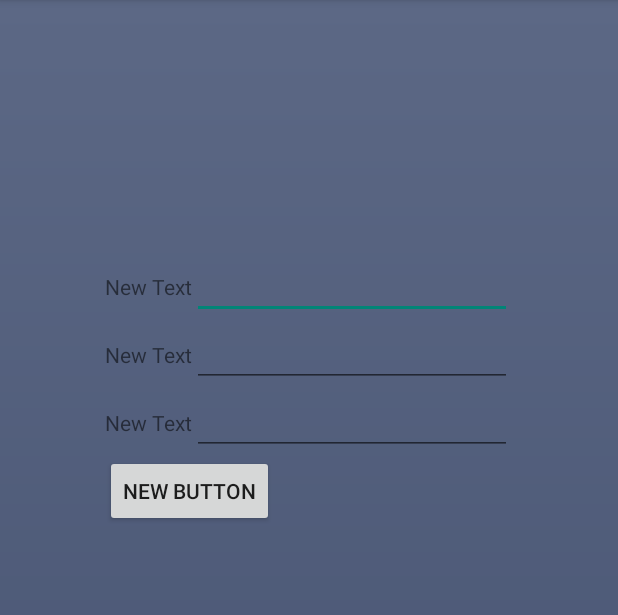
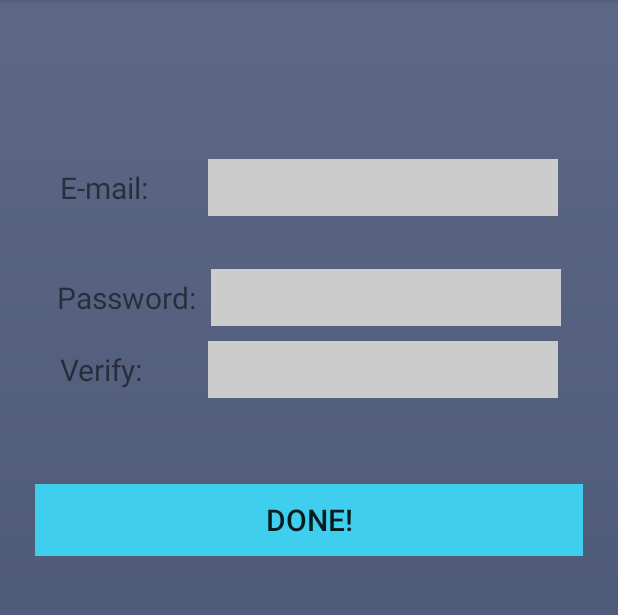
Before and after one commit to WhatDoApp/WhatDoApp, an Android app: the layout activity_registration.xml on its own in the app's theme, with its tools: preview values and no code run, on a phone screen of 412 x 824 dp, the part 84-699 px from its top. Run offline under Robolectric (Android 15) with nearby library versions, the phone set to English and light mode, and no system bars.

Commit message:
registration ui modeled 1

```diff
--- a/WhatDo/app/src/main/res/layout/activity_registration.xml
+++ b/WhatDo/app/src/main/res/layout/activity_registration.xml
@@ -13,7 +13,7 @@
         android:orientation="vertical"
         android:layout_width="wrap_content"
         android:layout_height="wrap_content"
-        android:layout_marginTop="151dp"
+        android:layout_marginTop="90dp"
         android:id="@+id/linearLayout"
         android:layout_alignParentTop="true"
         android:layout_centerHorizontal="true">
@@ -21,71 +21,106 @@
         <LinearLayout
             android:orientation="horizontal"
             android:layout_width="match_parent"
-            android:layout_height="match_parent">
+            android:layout_height="match_parent"
+            android:gravity="center"
+            android:paddingBottom="35dp">
 
             <TextView
                 android:layout_width="wrap_content"
                 android:layout_height="wrap_content"
-                android:text="New Text"
-                android:id="@+id/textView" />
+                android:text="E-mail:       "
+                android:id="@+id/textView"
+                android:textSize="20sp"
+                android:paddingRight="7dp" />
 
             <EditText
                 android:layout_width="wrap_content"
                 android:layout_height="wrap_content"
                 android:inputType="textEmailAddress"
                 android:ems="10"
-                android:id="@+id/editText2" />
+                android:id="@+id/editText2"
+                android:background="#fecdcdcd"
+                android:textSize="20sp"
+                android:paddingTop="5dp"
+                android:paddingBottom="5dp" />
 
         </LinearLayout>
 
         <LinearLayout
             android:orientation="horizontal"
             android:layout_width="match_parent"
-            android:layout_height="match_parent">
+            android:layout_height="match_parent"
+            android:gravity="center">
 
             <TextView
                 android:layout_width="wrap_content"
                 android:layout_height="wrap_content"
-                android:text="New Text"
-                android:id="@+id/textView2" />
+                android:text="Password: "
+                android:id="@+id/textView2"
+                android:textSize="20sp"
+                android:paddingRight="5dp" />
 
             <EditText
                 android:layout_width="wrap_content"
                 android:layout_height="wrap_content"
                 android:inputType="textPassword"
                 android:ems="10"
-                android:id="@+id/editText3" />
+                android:id="@+id/editText3"
+                android:background="#fecdcdcd"
+                android:textSize="20sp"
+                android:paddingTop="5dp"
+                android:paddingBottom="5dp" />
         </LinearLayout>
 
         <LinearLayout
             android:orientation="horizontal"
             android:layout_width="match_parent"
-            android:layout_height="match_parent">
+            android:layout_height="match_parent"
+            android:gravity="center"
+            android:paddingTop="10dp">
 
             <TextView
                 android:layout_width="wrap_content"
                 android:layout_height="wrap_content"
-                android:text="New Text"
-                android:id="@+id/textView3" />
+                android:text="Verify:        "
+                android:id="@+id/textView3"
+                android:textSize="20sp"
+                android:paddingRight="6dp" />
 
             <EditText
                 android:layout_width="wrap_content"
                 android:layout_height="wrap_content"
                 android:inputType="textPassword"
                 android:ems="10"
-                android:id="@+id/editText4" />
+                android:id="@+id/editText4"
+                android:background="#fecdcdcd"
+                android:textSize="20sp"
+                android:paddingTop="5dp"
+                android:paddingBottom="5dp" />
         </LinearLayout>
 
         <LinearLayout
             android:orientation="horizontal"
             android:layout_width="match_parent"
-            android:layout_height="match_parent">
+            android:layout_height="match_parent"
+            android:padding="7dp">
+            <RelativeLayout
+                android:orientation="horizontal"
+                android:layout_width="match_parent"
+                android:layout_height="match_parent"
+                android:layout_centerInParent="true">
 
-            <Button
-                android:layout_width="wrap_content"
-                android:layout_height="wrap_content"
-                android:text="New Button"
-                android:id="@+id/button3" />
+                <Button
+                    android:layout_width="match_parent"
+                    android:layout_height="wrap_content"
+                    android:padding="10dp"
+                    android:text="Done!"
+                    android:id="@+id/button3"
+                    android:background="#ff3fceed"
+                    android:textSize="20dp"
+                    android:layout_gravity="center_vertical|center_horizontal"
+                    android:layout_marginTop="50dp" />
+            </RelativeLayout>
         </LinearLayout>
     </LinearLayout>
 
```
